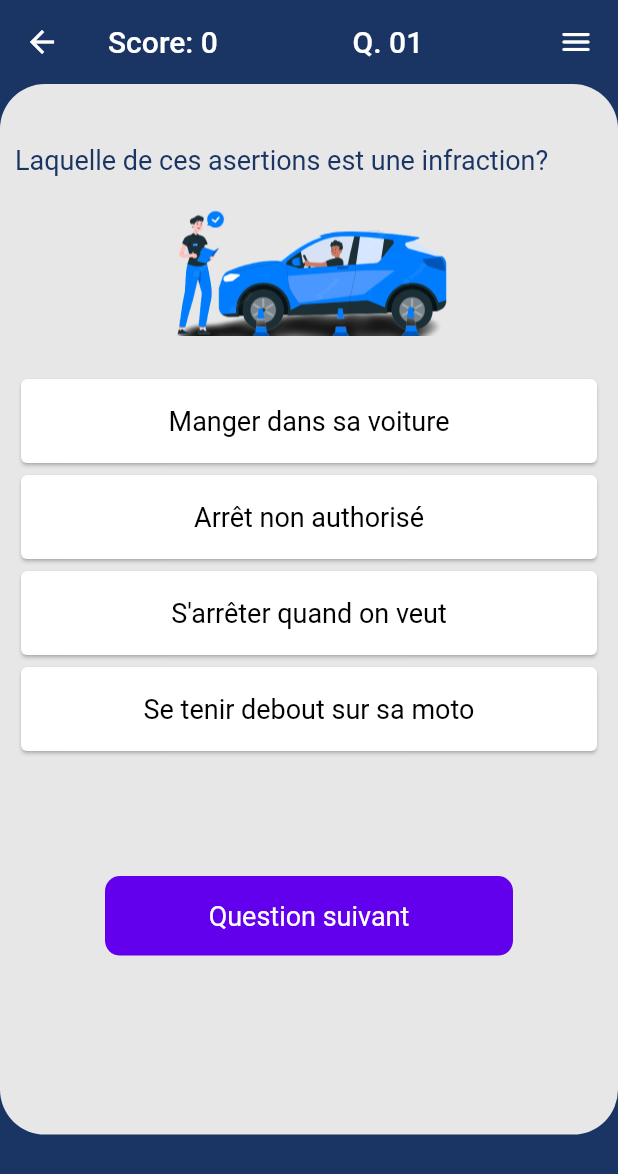
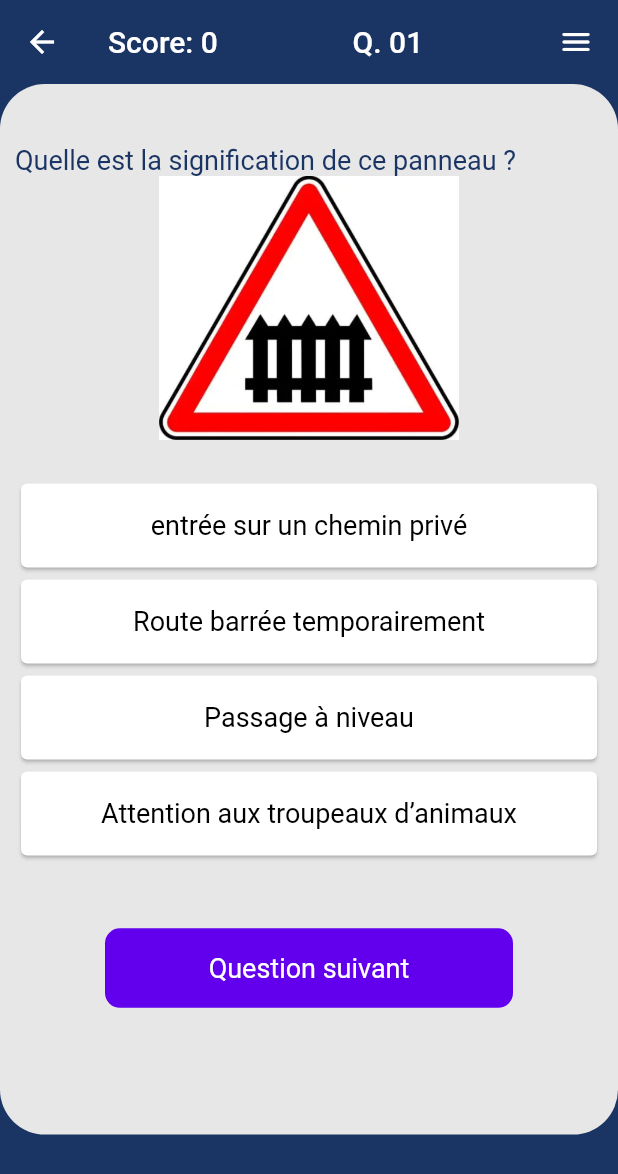
Before and after one commit to Dmchez33/IkaAutoEcoleMobile, a Flutter app: the QuestionsScreen screen opened directly, on a phone screen of 412 x 824 dp. Shown: the top 1174 px of the screen. Run offline on Flutter 3.47's test engine with Material 2 defaults, Android fonts, the light colour scheme and no system bars; our stand-ins replace animate_do, banner_carousel, dropdown_search, file_picker, flutter_map, just_audio and 6 more; missing offline and left inert: audioplayer, circular_image, flutter_carousel_slider, material_dialogs; accounts and stored records are empty.

Commit message:
another commit

```diff
--- a/lib/Pages/widgets/question_screen.dart
+++ b/lib/Pages/widgets/question_screen.dart
@@ -21,76 +21,76 @@ class _QuetionsScreenState extends State<QuestionsScreen> {
 
   final List<Question> _questions = [
     Question(id: 1,
-        question: "Laquelle de ces asertions est une infraction?",
-        image: "assets/images/imageMap/image2.png",
+        question: "Quelle est la signification de ce panneau ?",
+        image: "assets/images/imageMap/question1.png",
         options: {
-          'Manger dans sa voiture': false,
-          'Arrêt non authorisé': true,
-          'S\'arrêter quand on veut': false,
-          'Se tenir debout sur sa moto': false,
-        }, title: "Laquelle de ces asertions est une infraction?"),
+          'entrée sur un chemin privé': false,
+          'Route barrée temporairement': false,
+          'Passage à niveau ': true,
+          'Attention aux troupeaux d’animaux': false,
+        }, title: "Quelle est la signification de ce panneau ?"),
     Question(id: 2,
-        question: "Laquelle de ces asertions est une infraction?",
-        image: "assets/images/imageMap/image2.png",
+        question: "Que signifie ce panneau ?",
+        image: "assets/images/imageMap/question2.png",
         options: {
-          'Dans sa voiture': true,
-          'Arrêt non': false,
-          'S\'arrêter on veut': false,
-          'Se tenir debout sur moto': false,
-        }, title: "Laquelle de ces asertions est une infraction?"),
+          'Priorité à droite': false,
+          'Céder le passage ': true,
+          'Stop': false,
+          'Route à caractère priotaire': false,
+        }, title: "Que signifie ce panneau ?"),
     Question(id: 3,
-        question: "Laquelle de ces asertions est une infraction?",
-        image: "assets/images/imageMap/image2.png",
+        question: "De ce côté de la rue, à partir de quelle date je peux stationner ?",
+        image: "assets/images/imageMap/question3.png",
         options: {
-          'Manger': false,
-          'Authorisé': false,
-          'Quand on veut': false,
-          'Debout sur sa moto': true,
-        }, title: "Laquelle de ces asertions est une infraction?"),
+          'Le 1er du mois': false,
+          'Le 15 du mois': false,
+          'Le 16 du mois': true,
+          'Le 31 du mois': false,
+        }, title: "De ce côté de la rue, à partir de quelle date je peux stationner ?"),
     Question(id: 4,
-        question: "Laquelle de ces asertions est une infraction?",
-        image: "assets/images/imageMap/image2.png",
+        question: "Que signifie ce panneau ?",
+        image: "assets/images/imageMap/question4.png",
         options: {
-          'Sa voiture': false,
-          'Arrêt': false,
-          'S\'arrêter veut': true,
-          'Se moto': false,
+          'Arrçet de bus': false,
+          'Déviation': false,
+          'Emplacement d\'arrçet d\'urgence': true,
+          'Couloir de bus': false,
         }, title: ''),
     Question(id: 5,
-        question: "Infraction?",
-        image: "assets/images/imageMap/image2.png",
+        question: "Que veut dire ce panneau?",
+        image: "assets/images/imageMap/question5.png",
         options: {
-          'Manger dans sa voiture': false,
-          'Arrêt non authorisé': true,
-          'S\'arrêter quand on veut': false,
-          'Se tenir debout sur sa moto': false,
+          'Aller tout droit': false,
+          'Priorité à droite à la prochaine intersection': true,
+          'Arrêt à la prochaine intersection': false,
+          'Priorité ponctuelle': false,
         }, title: "Infraction?"),
     Question(id: 6,
-        question: "Est-ce une infraction?",
-        image: "assets/images/imageMap/image2.png",
+        question: "Que peut on rencontrer à l'approche de ce panneau?",
+        image: "assets/images/imageMap/question6.png",
         options: {
-          'Dans sa voiture': true,
-          'Arrêt non': false,
-          'S\'arrêter on veut': false,
-          'Se tenir debout sur moto': false,
+          'De la neige': false,
+          'Des pluies verglassâtes': false,
+          'Du brouillard ou de la fumée': true,
+          'Un passage piéton': false,
         }, title: "Est-ce une infraction?"),
     Question(id: 7,
-        question: "Choisis la bonne infraction?",
-        image: "assets/images/imageMap/image2.png",
+        question: "Qui est interdit de circuler après ce panneau ?",
+        image: "assets/images/imageMap/question7.png",
         options: {
-          'Manger': false,
-          'Authorisé': false,
-          'Quand on veut': false,
-          'Debout sur sa moto': true,
+          'Les voitures': false,
+          'Les vélos': false,
+          'Les scooters': false,
+          'Tout le monde peut circuler': true,
         }, title: "Choisis la bonne infraction?"),
     Question(id: 8,
-        question: "Une infraction?",
-        image: "assets/images/imageMap/image2.png",
+        question: "En ville, un panneau de danger est indiqué à quelle distance du lieu ?",
+        image: "assets/images/imageMap/question8.png",
         options: {
-          'Sa voiture': false,
-          'Arrêt': false,
-          'S\'arrêter veut': true,
-          'Se moto': false,
+          'Sur le lieu du danger': false,
+          '50m': true,
+          '150m': false,
+          '500m': false,
         }, title: "Une infraction?")
   ];
 
```
Also changed, not shown: assets/images/imageMap/question1.png (added), assets/images/imageMap/question2.png (added), assets/images/imageMap/question3.png (added), assets/images/imageMap/question4.png (added), assets/images/imageMap/question5.png (added), assets/images/imageMap/question6.png (added), assets/images/imageMap/question7.png (added), assets/images/imageMap/question8.png (added).
